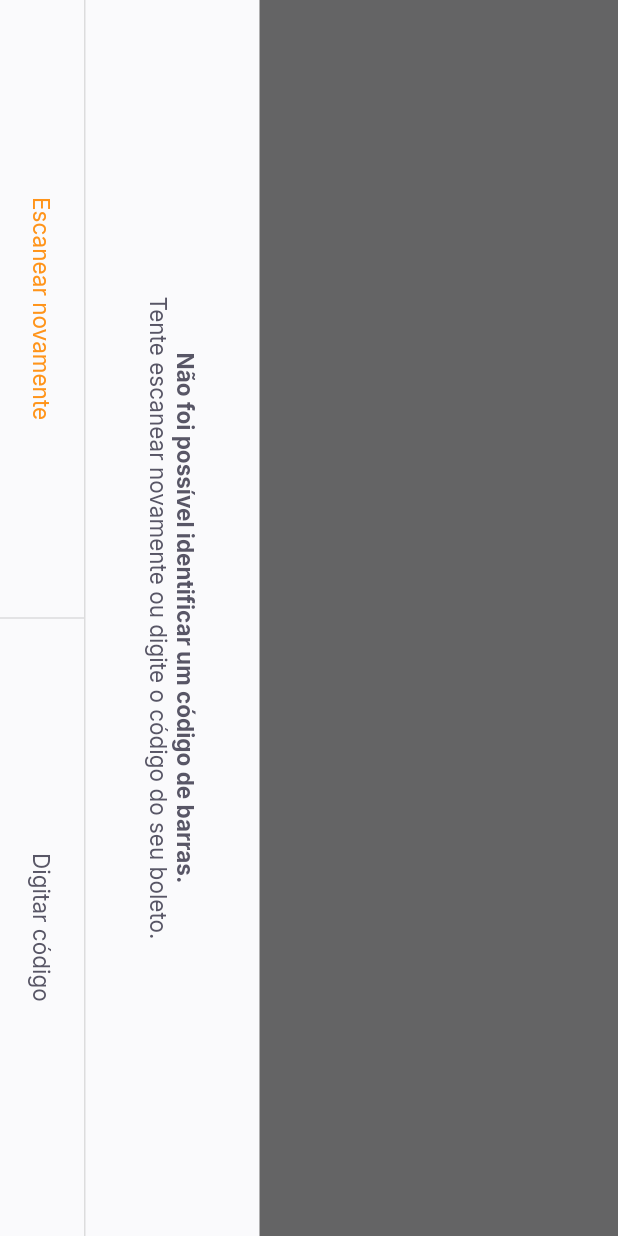
After one commit to higorpo/payflow, a Flutter app: the BarcodeScannerPage screen opened directly, on a phone screen of 412 x 824 dp. The commit adds this screen. Run offline on Flutter 3.47's test engine with Material 2 defaults, Android fonts, the phone set to English and light mode, and no system bars; our stand-ins replace firebase_core, google_fonts, google_sign_in, shared_preferences; accounts and stored records are empty.

Commit message:
:sparkles: create barcode scanner

```diff
--- a/lib/app_widget.dart
+++ b/lib/app_widget.dart
@@ -1,23 +1,34 @@
 import 'package:flutter/material.dart';
+import 'package:flutter/services.dart';
 import 'package:payflow/modules/splash/splash_page.dart';
 
+import 'modules/barcode_scanner/bar_code_scanner_page.dart';
 import 'modules/home/home_page.dart';
 import 'modules/login/login_page.dart';
 import 'shared/themes/app_colors.dart';
 
 class AppWidget extends StatelessWidget {
+  AppWidget() {
+    SystemChrome.setPreferredOrientations([
+      DeviceOrientation.portraitUp,
+      DeviceOrientation.portraitDown,
+    ]);
+  }
+
   @override
   Widget build(BuildContext context) {
     return MaterialApp(
       title: 'Payflow',
       theme: ThemeData(
         primaryColor: AppColors.primary,
+        primarySwatch: Colors.orange,
       ),
       initialRoute: '/splash',
       routes: {
         '/splash': (context) => SplashPage(),
         '/home': (context) => HomePage(),
         '/login': (context) => LoginPage(),
+        '/barcode_scanner': (context) => BarcodeScannerPage(),
       },
     );
   }
--- /dev/null
+++ b/lib/modules/barcode_scanner/bar_code_scanner_page.dart
@@ -0,0 +1,73 @@
+import 'package:flutter/material.dart';
+import 'package:payflow/shared/themes/app_colors.dart';
+import 'package:payflow/shared/themes/app_text_styles.dart';
+import 'package:payflow/shared/widgets/bottom_sheet/bottom_sheet_widget.dart';
+import 'package:payflow/shared/widgets/set_label_buttons/set_label_buttons.dart';
+
+class BarcodeScannerPage extends StatefulWidget {
+  const BarcodeScannerPage({Key? key}) : super(key: key);
+
+  @override
+  _BarcodeScannerPageState createState() => _BarcodeScannerPageState();
+}
+
+class _BarcodeScannerPageState extends State<BarcodeScannerPage> {
+  @override
+  Widget build(BuildContext context) {
+    return BottomSheetWidget(
+      title: 'Não foi possível identificar um código de barras.',
+      subtitle: 'Tente escanear novamente ou digite o código do seu boleto.',
+      primaryLabel: 'Escanear novamente',
+      primaryOnPressed: () {},
+      secondaryLabel: 'Digitar código',
+      secondaryOnPressed: () {},
+    );
+
+    return SafeArea(
+      top: true,
+      bottom: true,
+      left: true,
+      right: true,
+      child: RotatedBox(
+        quarterTurns: 1,
+        child: Scaffold(
+          appBar: AppBar(
+            title: Text(
+              'Escaneie o código de barras do boleto',
+              style: TextStyles.buttonBackground,
+            ),
+            centerTitle: true,
+            backgroundColor: Colors.black,
+            leading: BackButton(color: AppColors.background),
+          ),
+          body: Column(
+            children: [
+              Expanded(
+                child: Container(
+                  color: Colors.black.withOpacity(.5),
+                ),
+              ),
+              Expanded(
+                flex: 2,
+                child: Container(
+                  color: Colors.transparent,
+                ),
+              ),
+              Expanded(
+                child: Container(
+                  color: Colors.black.withOpacity(.5),
+                ),
+              ),
+            ],
+          ),
+          bottomNavigationBar: SetButtons(
+            primaryLabel: 'Inserir código do boleto',
+            primaryOnPressed: () {},
+            secondaryLabel: 'Adicionar da galeria',
+            secondaryOnPressed: () {},
+          ),
+        ),
+      ),
+    );
+  }
+}
--- a/lib/modules/home/home_page.dart
+++ b/lib/modules/home/home_page.dart
@@ -79,9 +79,7 @@ class _HomePageState extends State<HomePage> {
               },
             ),
             GestureDetector(
-              onTap: () {
-                debugPrint('licou');
-              },
+              onTap: () => Navigator.pushNamed(context, '/barcode_scanner'),
               child: Container(
                 width: 56,
                 height: 56,
--- /dev/null
+++ b/lib/shared/widgets/bottom_sheet/bottom_sheet_widget.dart
@@ -0,0 +1,80 @@
+import 'package:flutter/material.dart';
+
+import 'package:payflow/shared/themes/app_colors.dart';
+import 'package:payflow/shared/themes/app_text_styles.dart';
+import 'package:payflow/shared/widgets/set_label_buttons/set_label_buttons.dart';
+
+class BottomSheetWidget extends StatelessWidget {
+  final String primaryLabel;
+  final VoidCallback primaryOnPressed;
+
+  final String secondaryLabel;
+  final VoidCallback secondaryOnPressed;
+
+  final String title;
+  final String subtitle;
+
+  const BottomSheetWidget({
+    Key? key,
+    required this.primaryLabel,
+    required this.primaryOnPressed,
+    required this.secondaryLabel,
+    required this.secondaryOnPressed,
+    required this.title,
+    required this.subtitle,
+  }) : super(key: key);
+
+  @override
+  Widget build(BuildContext context) {
+    return SafeArea(
+      child: RotatedBox(
+        quarterTurns: 1,
+        child: Material(
+          child: Container(
+            color: AppColors.shape,
+            child: Column(
+              children: [
+                Expanded(
+                  child: Container(
+                    color: Colors.black.withOpacity(.6),
+                  ),
+                ),
+                Column(
+                  children: [
+                    Padding(
+                      padding: const EdgeInsets.all(40.0),
+                      child: Text.rich(
+                        TextSpan(
+                          text: title,
+                          style: TextStyles.buttonBoldHeading,
+                          children: [
+                            TextSpan(
+                              text: '\n$subtitle',
+                              style: TextStyles.buttonHeading,
+                            ),
+                          ],
+                        ),
+                        textAlign: TextAlign.center,
+                      ),
+                    ),
+                    Divider(
+                      height: 1,
+                      thickness: 1,
+                    ),
+                    SetButtons(
+                      primaryLabel: primaryLabel,
+                      primaryOnPressed: primaryOnPressed,
+                      secondaryLabel: secondaryLabel,
+                      secondaryOnPressed: secondaryOnPressed,
+                      enablePrimaryColor: true,
+                    )
+                  ],
+                ),
+              ],
+            ),
+          ),
+        ),
+      ),
+    );
+  }
+}
--- /dev/null
+++ b/lib/shared/widgets/label_button/label_button.dart
@@ -0,0 +1,30 @@
+import 'package:flutter/material.dart';
+
+import 'package:payflow/shared/themes/app_text_styles.dart';
+
+class LabelButton extends StatelessWidget {
+  final String label;
+  final VoidCallback onPressed;
+  final TextStyle? style;
+
+  const LabelButton({
+    Key? key,
+    required this.label,
+    required this.onPressed,
+    this.style,
+  }) : super(key: key);
+
+  @override
+  Widget build(BuildContext context) {
+    return Container(
+      height: 56,
+      child: TextButton(
+        onPressed: onPressed,
+        child: Text(
+          label,
+          style: style ?? TextStyles.buttonHeading,
+        ),
+      ),
+    );
+  }
+}
--- /dev/null
+++ b/lib/shared/widgets/set_label_buttons/set_label_buttons.dart
@@ -0,0 +1,51 @@
+import 'package:flutter/material.dart';
+import 'package:payflow/shared/themes/app_text_styles.dart';
+
+import 'package:payflow/shared/widgets/label_button/label_button.dart';
+
+class SetButtons extends StatelessWidget {
+  final String primaryLabel;
+  final VoidCallback primaryOnPressed;
+
+  final String secondaryLabel;
+  final VoidCallback secondaryOnPressed;
+
+  final bool enablePrimaryColor;
+
+  const SetButtons({
+    Key? key,
+    required this.primaryLabel,
+    required this.primaryOnPressed,
+    required this.secondaryLabel,
+    required this.secondaryOnPressed,
+    this.enablePrimaryColor = false,
+  }) : super(key: key);
+
+  @override
+  Widget build(BuildContext context) {
+    return Row(
+      children: [
+        Expanded(
+          child: LabelButton(
+            label: primaryLabel,
+            onPressed: primaryOnPressed,
+            style: enablePrimaryColor ? TextStyles.buttonPrimary : null,
+          ),
+        ),
+        Container(
+          height: 56,
+          child: VerticalDivider(
+            width: 1,
+            thickness: 1,
+          ),
+        ),
+        Expanded(
+          child: LabelButton(
+            label: secondaryLabel,
+            onPressed: secondaryOnPressed,
+          ),
+        ),
+      ],
+    );
+  }
+}
```
